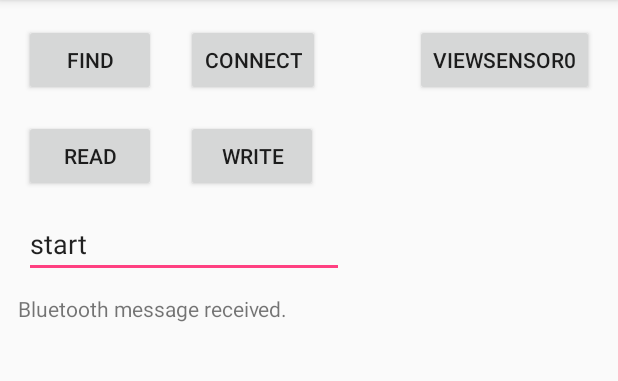
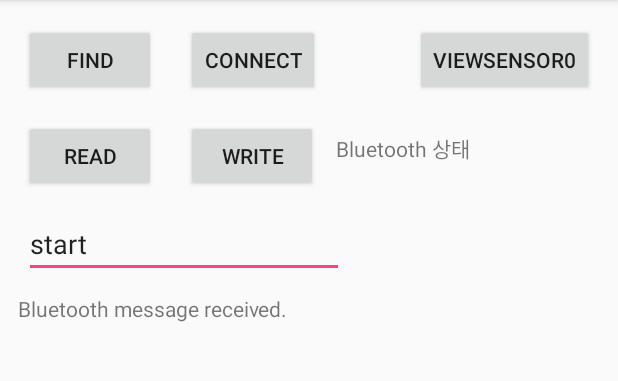
Before and after one commit to yongheuicho/Android_2018-1_SensorAnd, an Android app: the screen it shows after launch (MainActivity), on a phone screen of 412 x 824 dp, the part 84-465 px from its top. Run offline under Robolectric (Android 15) with nearby library versions, the phone set to English and light mode, and no system bars.

```diff
--- a/app/src/main/AndroidManifest.xml
+++ b/app/src/main/AndroidManifest.xml
@@ -24,6 +24,10 @@
         <receiver
             android:name=".BthReceiver"
             android:enabled="true"
+            android:exported="true" />
+        <receiver
+            android:name=".StateReceiver"
+            android:enabled="true"
             android:exported="true"></receiver>
     </application>
 
--- a/app/src/main/java/kr/ac/mokwon/ice/sensorand/MainActivity.java
+++ b/app/src/main/java/kr/ac/mokwon/ice/sensorand/MainActivity.java
@@ -20,15 +20,18 @@ import java.util.Set;
 
 public class MainActivity extends AppCompatActivity {
     private static final int BTH_ENABLE = 1010;
+    private static final String BTH_CONN_OK = "mokwon.ice.conn.ok";
+    private static final String BTH_CONN_FAIL = "mokwon.ice.conn.fail";
     protected String sBthName = "yhcho";
     protected BluetoothAdapter bthAdapter;
     protected BluetoothDevice bthDevice;
     protected BluetoothManager bthManager;
     protected BthReceiver bthReceiver;
+    protected StateReceiver stateReceiver;
     protected AceBluetoothSerialService bthService;
     protected Button btFind, btConnect, btRead, btWrite, btViewSensor0;
     protected EditText edWrite;
-    protected TextView txRead;
+    protected TextView txRead, txState;
     protected StringTok stSensorInput = new StringTok("");
     protected ArrayList<Double> arSensor0, arSensor1, arSensor2;
 
@@ -69,6 +72,7 @@ public class MainActivity extends AppCompatActivity {
         btWrite = (Button) findViewById(R.id.btWrite);
         edWrite = (EditText) findViewById(R.id.edWrite);
         txRead = (TextView) findViewById(R.id.txRead);
+        txState = (TextView) findViewById(R.id.txState);
         btViewSensor0 = (Button) findViewById(R.id.btViewSensor0);
 
         btFind.setOnClickListener(new View.OnClickListener() {
@@ -124,6 +128,12 @@ public class MainActivity extends AppCompatActivity {
         intentFilter = new IntentFilter(BluetoothAdapter.ACTION_DISCOVERY_FINISHED);
         registerReceiver(bthReceiver, intentFilter);
 
+        stateReceiver = new StateReceiver();
+        intentFilter = new IntentFilter(BTH_CONN_OK);
+        registerReceiver(stateReceiver, intentFilter);
+        intentFilter = new IntentFilter(BTH_CONN_FAIL);
+        registerReceiver(stateReceiver, intentFilter);
+
         Set<BluetoothDevice> setDevice = bthAdapter.getBondedDevices();
         if (setDevice != null) {
             for (BluetoothDevice device : setDevice) {
@@ -158,10 +168,13 @@ public class MainActivity extends AppCompatActivity {
             }
             if (bthService.getState() == AceBluetoothSerialService.STATE_CONNECTED)
             {
+                Intent intent = new Intent(BTH_CONN_OK);
+                sendBroadcast(intent);
                 break;
             }
             else {
-
+                Intent intent = new Intent(BTH_CONN_FAIL);
+                sendBroadcast(intent);
             }
         }
 
@@ -214,6 +227,7 @@ public class MainActivity extends AppCompatActivity {
     protected void onDestroy() {
         if (bthAdapter.isDiscovering()) bthAdapter.cancelDiscovery();
         unregisterReceiver(bthReceiver);
+        unregisterReceiver(stateReceiver);
         super.onDestroy();
     }
 }
--- /dev/null
+++ b/app/src/main/java/kr/ac/mokwon/ice/sensorand/StateReceiver.java
@@ -0,0 +1,18 @@
+package kr.ac.mokwon.ice.sensorand;
+
+import android.content.BroadcastReceiver;
+import android.content.Context;
+import android.content.Intent;
+
+public class StateReceiver extends BroadcastReceiver {
+
+    @Override
+    public void onReceive(Context context, Intent intent) {
+        // TODO: This method is called when the BroadcastReceiver is receiving
+        // an Intent broadcast.
+ //       throw new UnsupportedOperationException("Not yet implemented");
+        if (intent.getAction().equals("")) {
+
+        }
+    }
+}
--- a/app/src/main/res/layout/activity_main.xml
+++ b/app/src/main/res/layout/activity_main.xml
@@ -77,4 +77,14 @@
         android:text="ViewSensor0"
         app:layout_constraintEnd_toEndOf="parent"
         app:layout_constraintTop_toTopOf="parent" />
+
+    <TextView
+        android:id="@+id/txState"
+        android:layout_width="131dp"
+        android:layout_height="38dp"
+        android:layout_marginStart="224dp"
+        android:layout_marginTop="88dp"
+        android:text="Bluetooth 상태"
+        app:layout_constraintStart_toStartOf="parent"
+        app:layout_constraintTop_toTopOf="parent" />
 </android.support.constraint.ConstraintLayout>
```
Also changed, not shown: 1 other file.
